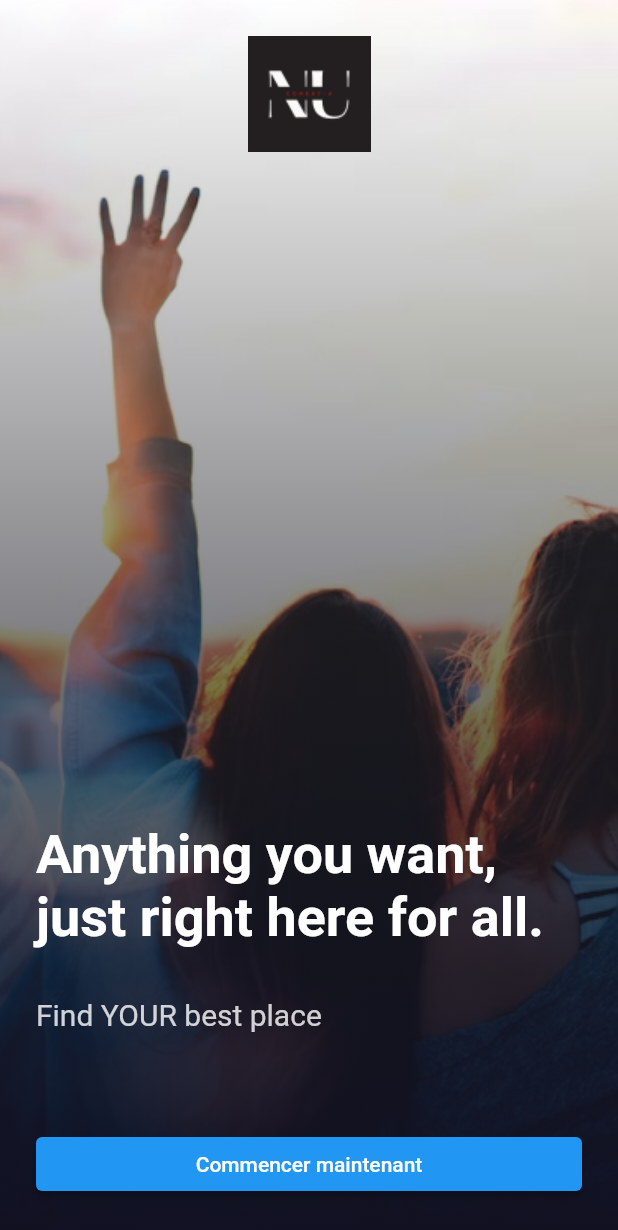
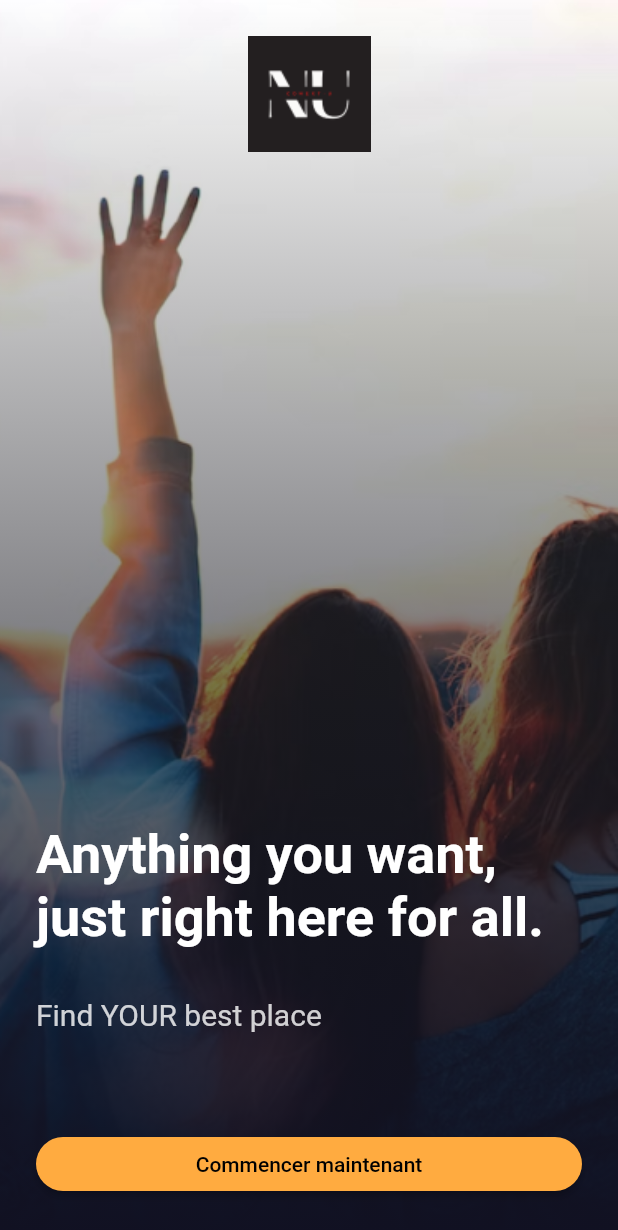
Before and after one commit to Samisann/social_network, a Flutter app: the screen it shows after launch, on a phone screen of 412 x 824 dp. Shown: the top 1230 px of the screen. Run offline on Flutter 3.47's test engine with Material 2 defaults, Android fonts, the phone set to English and light mode, and no system bars.

Commit message:
minimal modification

```diff
--- a/social_network/lib/main.dart
+++ b/social_network/lib/main.dart
@@ -66,6 +66,13 @@ class SplashScreen extends StatelessWidget {
                   Spacer(flex: 2),
                   Center(
                     child: ElevatedButton(
+                      style: ElevatedButton.styleFrom(
+                        primary: Colors.orangeAccent,
+                        onPrimary: Colors.black,
+                        shape: RoundedRectangleBorder(
+                          borderRadius: BorderRadius.circular(50),
+                        ),
+                      ),
                       onPressed: () {
                         Navigator.push(
                           context,
```
Also changed, not shown: social_network/lib/Home.dart (+19 -8 lines).
